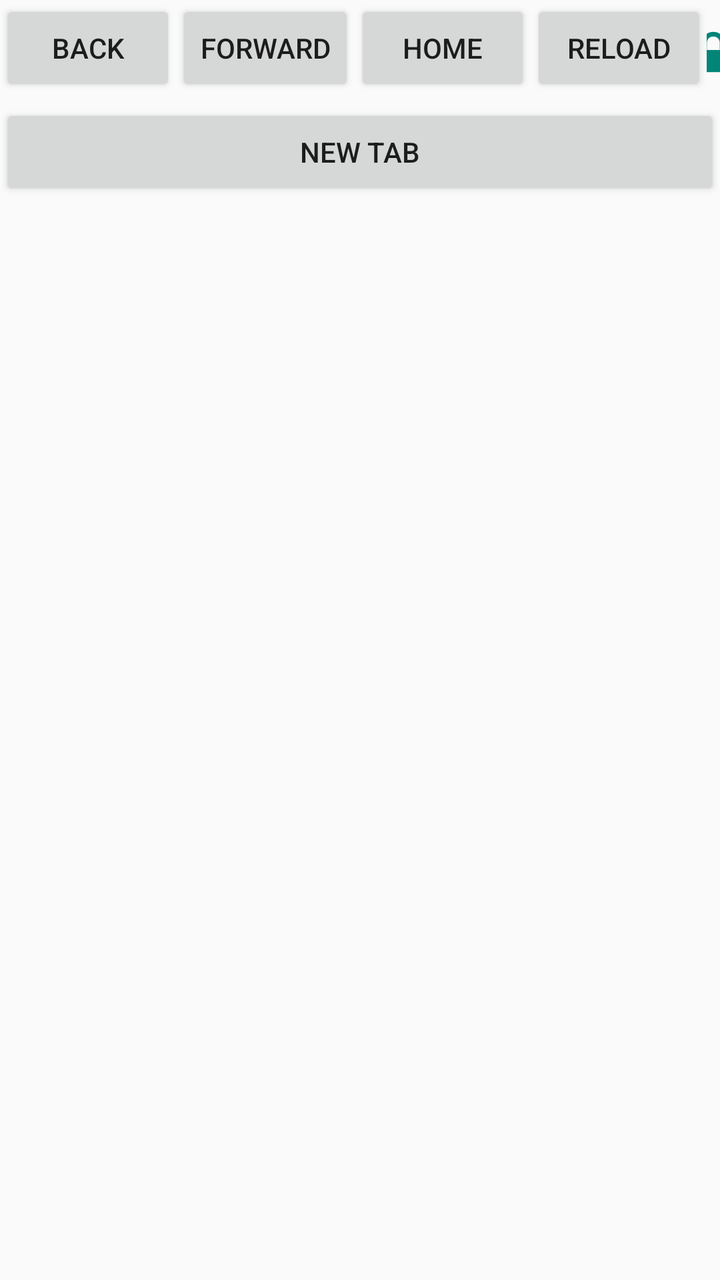
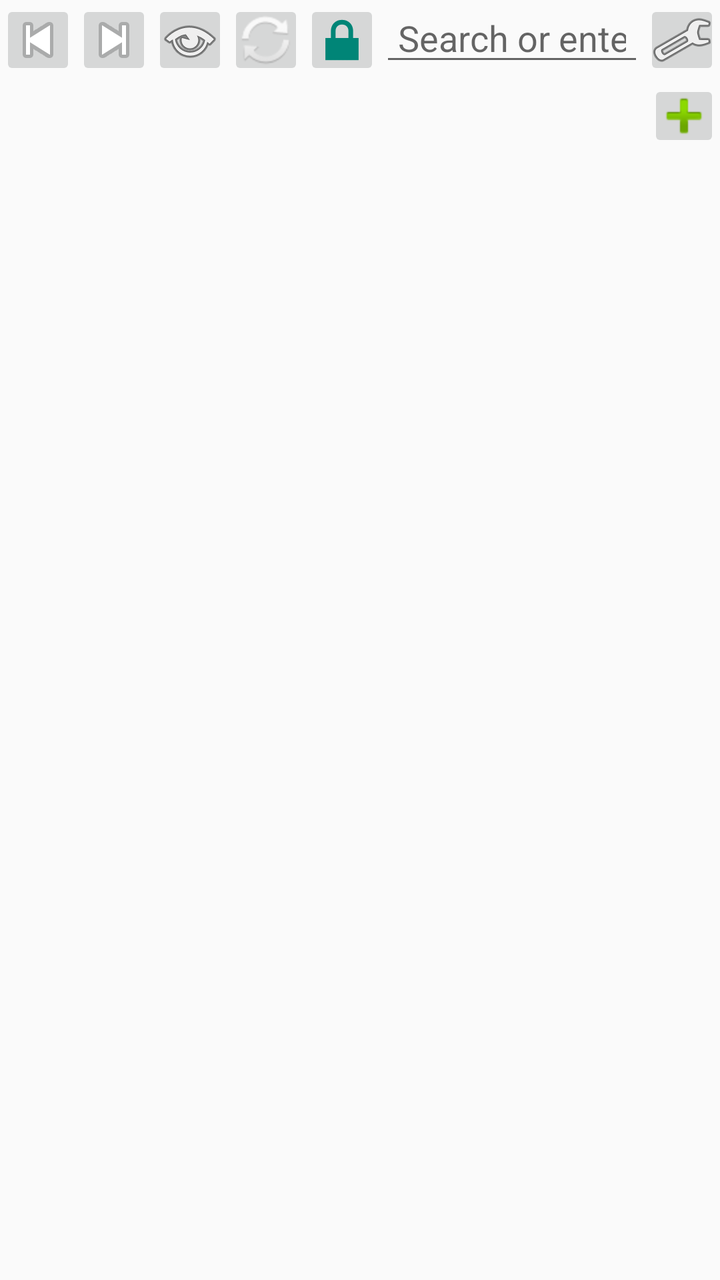

Before-and-after screenshots of an Android layout around one commit, followed by the original layout XML and the change that was made.
<!-- AndroidManifest.xml: application theme android:Theme.Material.Light -->
<!-- res/layout/main.xml -->
<?xml version="1.0" encoding="utf-8"?>
<LinearLayout
    xmlns:android="http://schemas.android.com/apk/res/android"
    android:id="@+id/root"
    android:layout_width="match_parent"
    android:layout_height="match_parent"
    android:orientation="vertical">

    <LinearLayout
        android:layout_width="match_parent"
        android:layout_height="wrap_content"
        android:orientation="horizontal">

        <Button
            android:id="@+id/back"
            android:layout_width="wrap_content"
            android:layout_height="wrap_content"
            android:text="Back" />

        <Button
            android:id="@+id/forward"
            android:layout_width="wrap_content"
            android:layout_height="wrap_content"
            android:text="Forward" />

        <Button
            android:id="@+id/home"
            android:layout_width="wrap_content"
            android:layout_height="wrap_content"
            android:text="Home" />

        <Button
            android:id="@+id/reload"
            android:layout_width="wrap_content"
            android:layout_height="wrap_content"
            android:text="Reload" />

        <ImageButton
            android:id="@+id/security"
            android:layout_width="wrap_content"
            android:layout_height="wrap_content"
            android:src="@android:drawable/ic_lock_lock"
            android:contentDescription="Connection security" />

        <EditText
            android:id="@+id/url"
            android:layout_width="0dp"
            android:layout_height="wrap_content"
            android:layout_weight="1"
            android:singleLine="true"
            android:hint="URL"
            android:inputType="textUri"
            android:imeOptions="actionGo" />

    </LinearLayout>

    <ProgressBar
        android:id="@+id/progress"
        style="?android:attr/progressBarStyleHorizontal"
        android:layout_width="match_parent"
        android:layout_height="wrap_content"
        android:max="100"
        android:visibility="gone" />

    <HorizontalScrollView
        android:layout_width="match_parent"
        android:layout_height="wrap_content"
        android:scrollbars="none">

        <LinearLayout
            android:id="@+id/tabs"
            android:layout_width="wrap_content"
            android:layout_height="wrap_content"
            android:orientation="horizontal" />

    </HorizontalScrollView>

    <Button
        android:id="@+id/new_tab"
        android:layout_width="match_parent"
        android:layout_height="wrap_content"
        android:text="New Tab" />

    <FrameLayout
        android:id="@+id/webview_container"
        android:layout_width="match_parent"
        android:layout_height="0dp"
        android:layout_weight="1" />

</LinearLayout>
<!-- resources referenced by this layout -->
<resources>

</resources>

<!-- the commit's change to res/layout/main.xml (unified diff, before → after) -->
@@ -7,50 +7,71 @@
     android:orientation="vertical">
 
     <LinearLayout
+        android:id="@+id/toolbar"
         android:layout_width="match_parent"
-        android:layout_height="wrap_content"
-        android:orientation="horizontal">
+        android:layout_height="40dp"
+        android:orientation="horizontal"
+        android:gravity="center_vertical">
 
-        <Button
+        <ImageButton
             android:id="@+id/back"
-            android:layout_width="wrap_content"
-            android:layout_height="wrap_content"
-            android:text="Back" />
+            android:layout_width="38dp"
+            android:layout_height="40dp"
+            android:padding="8dp"
+            android:src="@android:drawable/ic_media_previous"
+            android:contentDescription="Back" />
 
-        <Button
+        <ImageButton
             android:id="@+id/forward"
-            android:layout_width="wrap_content"
-            android:layout_height="wrap_content"
-            android:text="Forward" />
+            android:layout_width="38dp"
+            android:layout_height="40dp"
+            android:padding="8dp"
+            android:src="@android:drawable/ic_media_next"
+            android:contentDescription="Forward" />
 
-        <Button
+        <ImageButton
             android:id="@+id/home"
-            android:layout_width="wrap_content"
-            android:layout_height="wrap_content"
-            android:text="Home" />
+            android:layout_width="38dp"
+            android:layout_height="40dp"
+            android:padding="8dp"
+            android:src="@android:drawable/ic_menu_view"
+            android:contentDescription="Home" />
 
-        <Button
+        <ImageButton
             android:id="@+id/reload"
-            android:layout_width="wrap_content"
-            android:layout_height="wrap_content"
-            android:text="Reload" />
+            android:layout_width="38dp"
+            android:layout_height="40dp"
+            android:padding="8dp"
+            android:src="@android:drawable/ic_popup_sync"
+            android:contentDescription="Reload" />
 
         <ImageButton
             android:id="@+id/security"
-            android:layout_width="wrap_content"
-            android:layout_height="wrap_content"
+            android:layout_width="38dp"
+            android:layout_height="40dp"
+            android:padding="8dp"
             android:src="@android:drawable/ic_lock_lock"
             android:contentDescription="Connection security" />
 
         <EditText
             android:id="@+id/url"
             android:layout_width="0dp"
-            android:layout_height="wrap_content"
+            android:layout_height="36dp"
             android:layout_weight="1"
             android:singleLine="true"
-            android:hint="URL"
+            android:hint="Search or enter address"
             android:inputType="textUri"
-            android:imeOptions="actionGo" />
+            android:imeOptions="actionGo"
+            android:paddingLeft="9dp"
+            android:paddingRight="9dp" />
+
+        <ImageButton
+            android:id="@+id/settings"
+            android:layout_width="38dp"
+            android:layout_height="40dp"
+            android:padding="8dp"
+            android:src="@android:drawable/ic_menu_manage"
+            android:contentDescription="Browser settings" />
 
     </LinearLayout>
 
@@ -58,28 +79,41 @@
         android:id="@+id/progress"
         style="?android:attr/progressBarStyleHorizontal"
         android:layout_width="match_parent"
-        android:layout_height="wrap_content"
+        android:layout_height="2dp"
         android:max="100"
         android:visibility="gone" />
 
-    <HorizontalScrollView
+    <LinearLayout
+        android:id="@+id/tab_bar"
         android:layout_width="match_parent"
-        android:layout_height="wrap_content"
-        android:scrollbars="none">
+        android:layout_height="36dp"
+        android:orientation="horizontal"
+        android:gravity="center_vertical">
 
-        <LinearLayout
-            android:id="@+id/tabs"
-            android:layout_width="wrap_content"
-            android:layout_height="wrap_content"
-            android:orientation="horizontal" />
+        <HorizontalScrollView
+            android:id="@+id/tab_scroll"
+            android:layout_width="0dp"
+            android:layout_height="match_parent"
+            android:layout_weight="1"
+            android:scrollbars="none">
 
-    </HorizontalScrollView>
+            <LinearLayout
+                android:id="@+id/tabs"
+                android:layout_width="wrap_content"
+                android:layout_height="match_parent"
+                android:orientation="horizontal" />
 
-    <Button
-        android:id="@+id/new_tab"
-        android:layout_width="match_parent"
-        android:layout_height="wrap_content"
-        android:text="New Tab" />
+        </HorizontalScrollView>
+
+        <ImageButton
+            android:id="@+id/new_tab"
+            android:layout_width="36dp"
+            android:layout_height="36dp"
+            android:padding="8dp"
+            android:src="@android:drawable/ic_input_add"
+            android:contentDescription="New tab" />
+
+    </LinearLayout>
 
     <FrameLayout
         android:id="@+id/webview_container"
